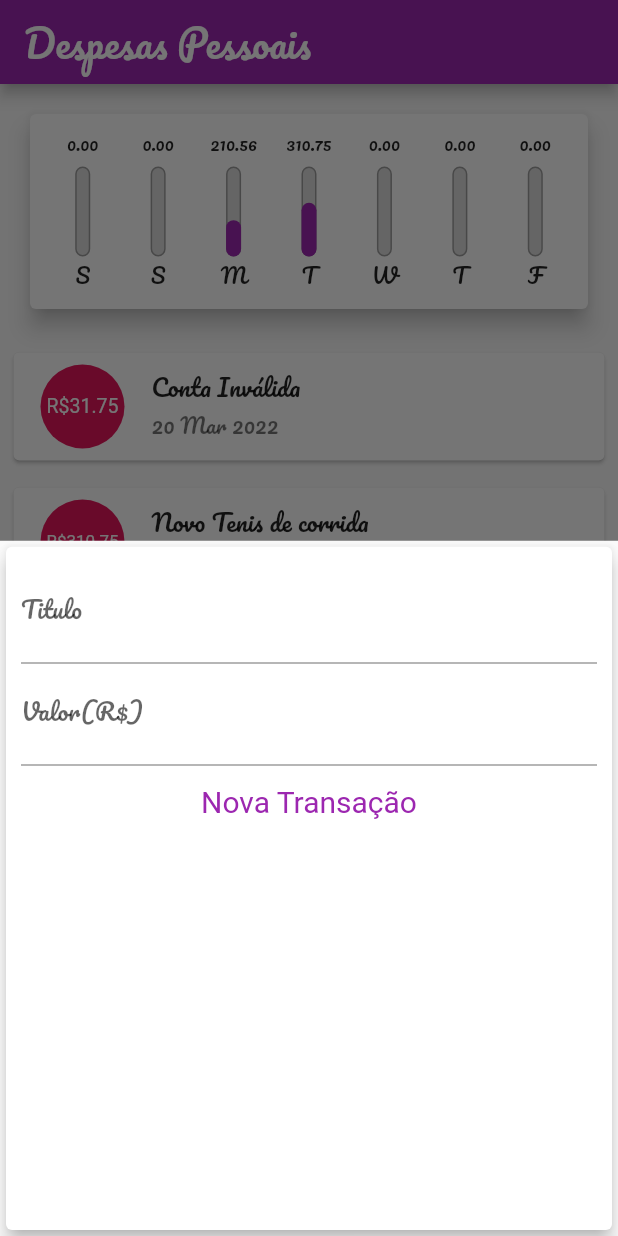
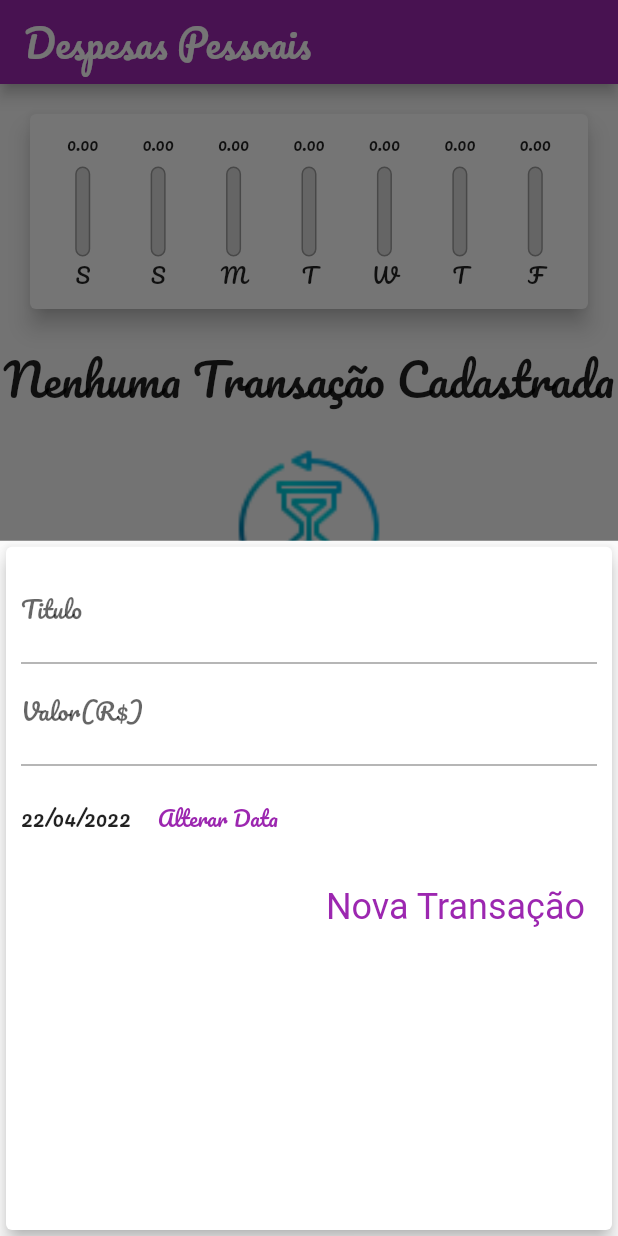
Before and after one commit to jianLicio/despesas_pessoais, a Flutter app: the screen it shows after launch, after a tap on the "add" icon, on a phone screen of 412 x 824 dp. Run offline on Flutter 3.47's test engine with Material 2 defaults, Android fonts, the phone set to English and light mode, and no system bars; our stand-ins replace google_fonts; Roboto replaces fonts that are missing (Acme).

Commit message:
deletando transações

```diff
--- a/lib/components/chart.dart
+++ b/lib/components/chart.dart
@@ -6,6 +6,7 @@ import 'package:intl/intl.dart';
 class Chart extends StatelessWidget {
   final List<Transacao> transacaoRecente;
 
+  // ignore: use_key_in_widget_constructors
   const Chart(this.transacaoRecente, {Key? key});
 
   List<Map<String, dynamic>> get grupoTransacao {
@@ -53,7 +54,8 @@ class Chart extends StatelessWidget {
                 child: ChartBar(
                   label: e['dia'].toString(),
                   valor: e['valor'],
-                  porcentagem: ((e['valor']) / _weekTotalValue),
+                  porcentagem: ((e['valor']) /
+                      (_weekTotalValue == 0 ? 1 : _weekTotalValue)),
                 ),
               );
             }),
--- a/lib/components/chart_bar.dart
+++ b/lib/components/chart_bar.dart
@@ -16,7 +16,7 @@ class ChartBar extends StatelessWidget {
   Widget build(BuildContext context) {
     return Column(
       children: [
-        Container(
+        SizedBox(
           height: 20,
           child: FittedBox(
             child: Text(
--- a/lib/components/transacao_form.dart
+++ b/lib/components/transacao_form.dart
@@ -1,26 +1,46 @@
 import 'package:flutter/material.dart';
+import 'package:google_fonts/google_fonts.dart';
+import 'package:intl/intl.dart';
 
 class TransacaoForm extends StatefulWidget {
   const TransacaoForm(this.onSubmit, {Key? key}) : super(key: key);
 
-  final void Function(String, double) onSubmit;
+  final void Function(String, double, DateTime) onSubmit;
 
   @override
   State<TransacaoForm> createState() => _TransacaoFormState();
 }
 
 class _TransacaoFormState extends State<TransacaoForm> {
-  final tituloController = TextEditingController();
-
-  final valorController = TextEditingController();
+  final _tituloController = TextEditingController();
+  final _valorController = TextEditingController();
+  DateTime _selectedDate = DateTime.now();
 
   _submitForm() {
-    final titulo = tituloController.text;
-    final valor = double.tryParse(valorController.text) ?? 0.00;
+    final titulo = _tituloController.text;
+    final valor = double.tryParse(_valorController.text) ?? 0.00;
 
     if (titulo.isEmpty || valor <= 0) return;
 
-    widget.onSubmit(titulo, valor);
+    widget.onSubmit(titulo, valor, _selectedDate);
+  }
+
+  _showDataPicker() {
+    showDatePicker(
+      context: context,
+      initialDate: DateTime.now(),
+      firstDate: DateTime(2019),
+      lastDate: DateTime.now(),
+    ).then(
+      (pickedDate) {
+        if (pickedDate == null) {
+          return;
+        }
+        setState(() {
+          _selectedDate = pickedDate;
+        });
+      },
+    );
   }
 
   @override
@@ -32,7 +52,7 @@ class _TransacaoFormState extends State<TransacaoForm> {
         child: Column(
           children: [
             TextField(
-              controller: tituloController,
+              controller: _tituloController,
               decoration: const InputDecoration(
                 labelText: 'Titulo',
               ),
@@ -41,18 +61,41 @@ class _TransacaoFormState extends State<TransacaoForm> {
               keyboardType:
                   const TextInputType.numberWithOptions(decimal: true),
               onSubmitted: (valor) => _submitForm(),
-              controller: valorController,
+              controller: _valorController,
               decoration: const InputDecoration(
                 labelText: 'Valor(R\$)',
               ),
             ),
-            TextButton(
-              style: TextButton.styleFrom(
-                primary: Colors.purple,
-                textStyle: const TextStyle(fontSize: 20),
+            SizedBox(
+              height: 70,
+              child: Row(
+                children: [
+                  Text(
+                    DateFormat('d/MM/y').format(_selectedDate),
+                  ),
+                  const Padding(padding: EdgeInsets.all(5)),
+                  TextButton(
+                    onPressed: _showDataPicker,
+                    child: const Text('Alterar Data'),
+                  ),
+                ],
               ),
-              child: const Text('Nova Transação'),
-              onPressed: _submitForm,
+            ),
+            Row(
+              mainAxisAlignment: MainAxisAlignment.end,
+              children: [
+                TextButton(
+                  style: TextButton.styleFrom(
+                    primary: Colors.purple,
+                    textStyle: const TextStyle(fontSize: 20),
+                  ),
+                  child: Text(
+                    'Nova Transação',
+                    style: GoogleFonts.acme(fontSize: 24),
+                  ),
+                  onPressed: _submitForm,
+                ),
+              ],
             ),
           ],
         ),
--- a/lib/components/transacao_lista.dart
+++ b/lib/components/transacao_lista.dart
@@ -3,9 +3,12 @@ import 'package:intl/intl.dart';
 import '../models/transacao.dart';
 
 class TransacaoLista extends StatelessWidget {
-  const TransacaoLista({Key? key, required this.transacao}) : super(key: key);
+  const TransacaoLista(
+      {Key? key, required this.transacao, required this.onRemove})
+      : super(key: key);
 
   final List<Transacao> transacao;
+  final void Function(String) onRemove;
 
   @override
   Widget build(BuildContext context) {
@@ -14,16 +17,15 @@ class TransacaoLista extends StatelessWidget {
       child: transacao.isEmpty
           ? Column(
               children: [
-                const Padding(padding: EdgeInsets.all(50)),
                 const Text(
                   'Nenhuma Transação Cadastrada',
                   style: TextStyle(fontSize: 30),
                   textAlign: TextAlign.center,
                 ),
-                const Padding(padding: EdgeInsets.all(25)),
+                const Padding(padding: EdgeInsets.all(10)),
                 Image.asset(
                   'assets/imagens/wait.png',
-                  scale: 0.5,
+                  scale: 0.6,
                 ),
               ],
             )
@@ -52,6 +54,11 @@ class TransacaoLista extends StatelessWidget {
                       ),
                       title: Text(tr.titulo),
                       subtitle: Text(DateFormat('d MMM y').format(tr.data)),
+                      trailing: IconButton(
+                        icon: const Icon(Icons.delete),
+                        color: Theme.of(context).errorColor,
+                        onPressed: () => onRemove(tr.id),
+                      ),
                     ),
                   ),
                 );
--- a/lib/main.dart
+++ b/lib/main.dart
@@ -51,26 +51,7 @@ class MyHomePage extends StatefulWidget {
 }
 
 class _MyHomePageState extends State<MyHomePage> {
-  final List<Transacao> _transacao = [
-    Transacao(
-      id: 't0',
-      titulo: 'Conta Inválida',
-      valor: 31.75,
-      data: DateTime.now().subtract(const Duration(days: 33)),
-    ),
-    Transacao(
-      id: 't1',
-      titulo: 'Novo Tenis de corrida',
-      valor: 310.75,
-      data: DateTime.now().subtract(const Duration(days: 3)),
-    ),
-    Transacao(
-      id: 't2',
-      titulo: 'Conta de Luz',
-      valor: 210.56,
-      data: DateTime.now().subtract(const Duration(days: 4)),
-    ),
-  ];
+  final List<Transacao> _transacao = [];
 
   List<Transacao> get _transacaoRecente {
     return _transacao.where(
@@ -84,10 +65,10 @@ class _MyHomePageState extends State<MyHomePage> {
     ).toList();
   }
 
-  _addTransacao(String titulo, double valor) {
+  _addTransacao(String titulo, double valor, DateTime data) {
     final novaTransacao = Transacao(
       id: Random().nextDouble().toString(),
-      data: DateTime.now(),
+      data: data,
       titulo: titulo,
       valor: valor,
     );
@@ -97,6 +78,12 @@ class _MyHomePageState extends State<MyHomePage> {
     });
 
     Navigator.of(context).pop();
+  }
+
+  _removerTransacao(String id) {
+    setState(() {
+      _transacao.removeWhere((element) => element.id == id);
+    });
   }
 
   _opentransactionFormModal(BuildContext context) {
@@ -126,7 +113,12 @@ class _MyHomePageState extends State<MyHomePage> {
       body: ListView(
         children: [
           Chart(_transacaoRecente),
-          TransacaoLista(transacao: _transacao),
+          Expanded(
+            child: TransacaoLista(
+              transacao: _transacao,
+              onRemove: _removerTransacao,
+            ),
+          ),
         ],
       ),
       floatingActionButton: FloatingActionButton(
```
